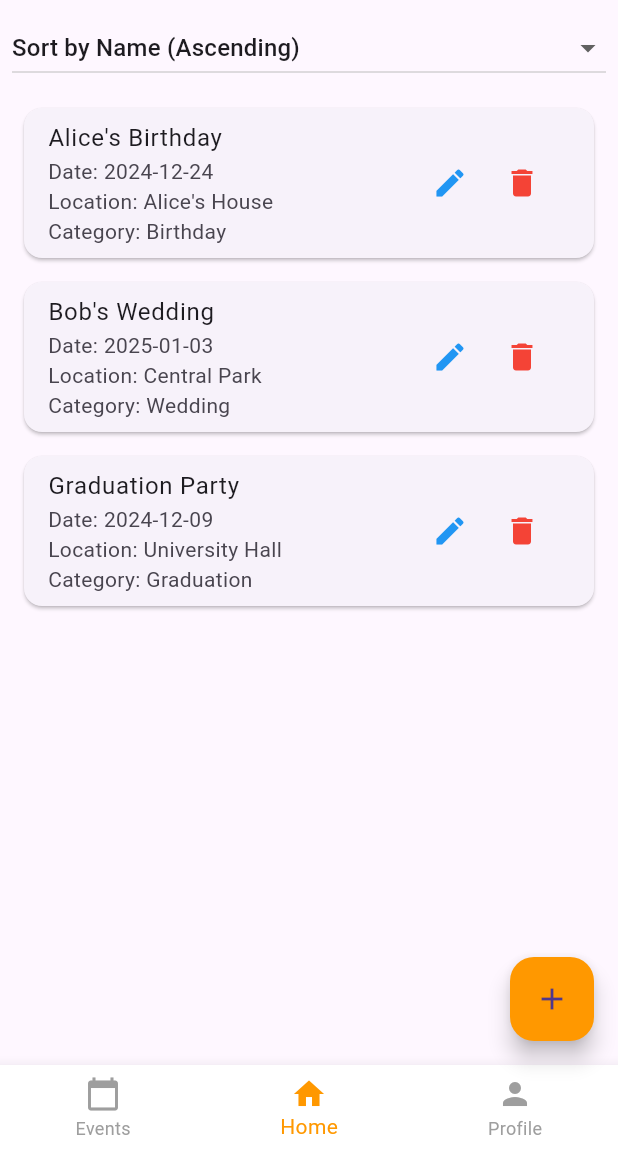
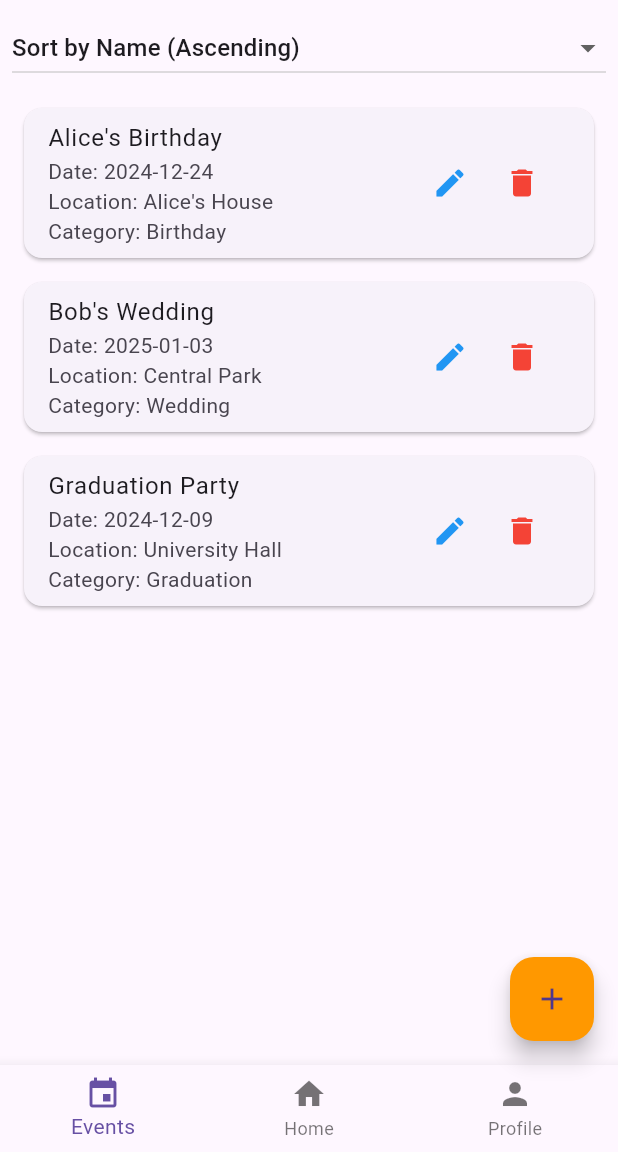
Before and after one commit to habibayasserr/HedieatyApp, a Flutter app: the EventListView screen opened by its route, after a tap on "Events", on a phone screen of 412 x 824 dp, the part 84-1236 px from its top. Run offline on Flutter 3.47's test engine with Material 3 defaults, Android fonts, the phone set to English and light mode, and no system bars; our stand-ins replace cloud_firestore, firebase_auth; accounts and stored records are empty.

Commit message:
Modified the bottom navbar to automatically detect the current screen and highlight it

```diff
--- a/lib/views/event_list_view.dart
+++ b/lib/views/event_list_view.dart
@@ -335,9 +335,8 @@ class _EventListViewState extends State<EventListView> {
         child: const Icon(Icons.add),
       ),
       bottomNavigationBar: CustomFooter(
-        currentIndex: 1, // Highlight the active tab
         onTap: (index) {
-          // Handle navigation
+          // Navigation logic is handled in CustomFooter
         },
       ),
     );
--- a/lib/views/home_view.dart
+++ b/lib/views/home_view.dart
@@ -191,16 +191,8 @@ class _HomeViewState extends State<HomeView> {
         child: const Icon(Icons.person_add),
       ),
       bottomNavigationBar: CustomFooter(
-        currentIndex: 1, // Home tab is active
         onTap: (index) {
-          // Handle navigation dynamically
-          if (index == 0) {
-            Navigator.pushNamed(context, '/events'); // Navigate to Events
-          } else if (index == 1) {
-            // Current tab (Home) - Do nothing
-          } else if (index == 2) {
-            //Navigator.pushNamed(context, '/profile'); // Navigate to Profile
-          }
+          // Navigation logic is handled in CustomFooter
         },
       ),
     );
--- a/lib/widgets/custom_footer.dart
+++ b/lib/widgets/custom_footer.dart
@@ -1,38 +1,64 @@
 import 'package:flutter/material.dart';
 
 class CustomFooter extends StatelessWidget {
-  final int currentIndex; // The active tab index
-  final Function(int)? onTap; // Optional callback for navigation
+  final Function(int) onTap;
 
   const CustomFooter({
     Key? key,
-    required this.currentIndex,
-    this.onTap,
+    required this.onTap,
   }) : super(key: key);
 
   @override
   Widget build(BuildContext context) {
+    // Get the current route name dynamically
+    final String? currentRoute = ModalRoute.of(context)?.settings.name;
+
+    // Determine the current index based on the route
+    int currentIndex;
+    switch (currentRoute) {
+      case '/home':
+        currentIndex = 1; // Home tab
+        break;
+      case '/events':
+        currentIndex = 0; // Events tab
+        break;
+      /* case '/profile':
+        currentIndex = 2; // Profile tab
+        break;
+        */
+      default:
+        currentIndex = 1; // Default to Home tab
+    }
+
     return BottomNavigationBar(
-      currentIndex: currentIndex, // Highlight the active tab
+      currentIndex: currentIndex,
       onTap: (index) {
-        // Static implementation: Uncomment when navigation logic is ready
-        if (onTap != null) onTap!(index);
+        if (index != currentIndex) {
+          switch (index) {
+            case 0:
+              Navigator.pushNamed(context, '/events'); // Navigate to Events
+              break;
+            case 1:
+              Navigator.pushNamed(context, '/home'); // Navigate to Home
+              break;
+            /*case 2:
+              Navigator.pushNamed(context, '/profile'); // Navigate to Profile
+              break;
+              */
+          }
+        }
       },
-      backgroundColor: Colors.white,
-      selectedItemColor: Colors.orange, // Highlight active tab
-      unselectedItemColor: Colors.grey,
-      elevation: 8,
       items: const [
         BottomNavigationBarItem(
-          icon: Icon(Icons.calendar_today), // Events Tab
+          icon: Icon(Icons.event),
           label: 'Events',
         ),
         BottomNavigationBarItem(
-          icon: Icon(Icons.home), // Home Tab
+          icon: Icon(Icons.home),
           label: 'Home',
         ),
         BottomNavigationBarItem(
-          icon: Icon(Icons.person), // Profile Tab
+          icon: Icon(Icons.person),
           label: 'Profile',
         ),
       ],
```
